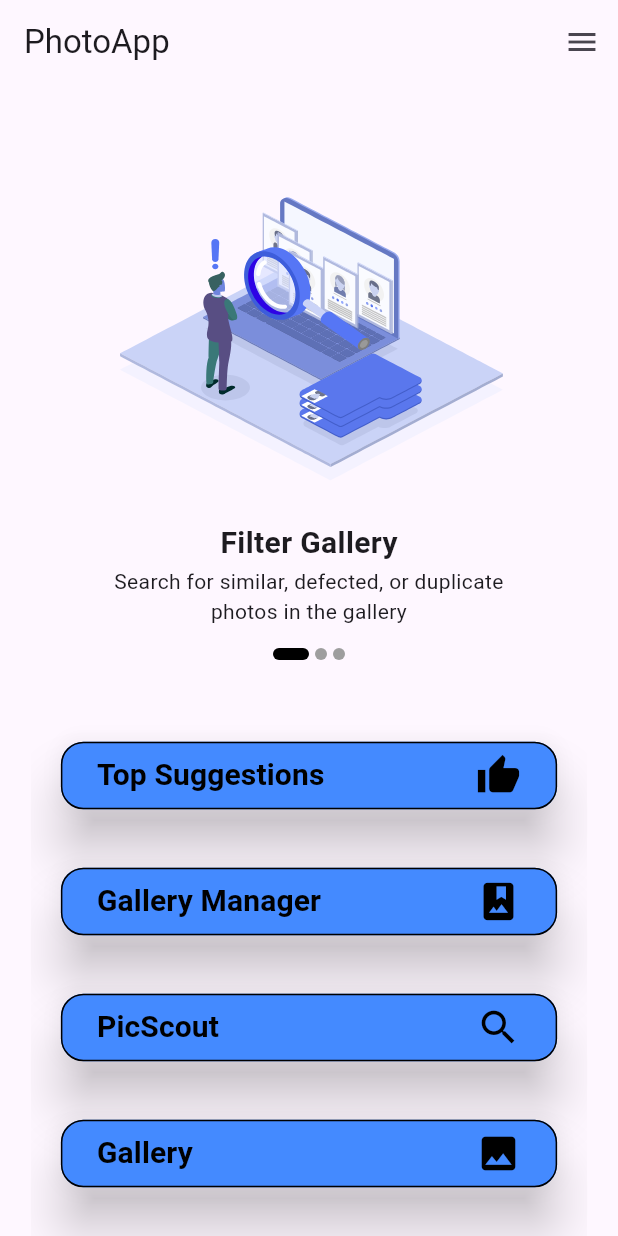
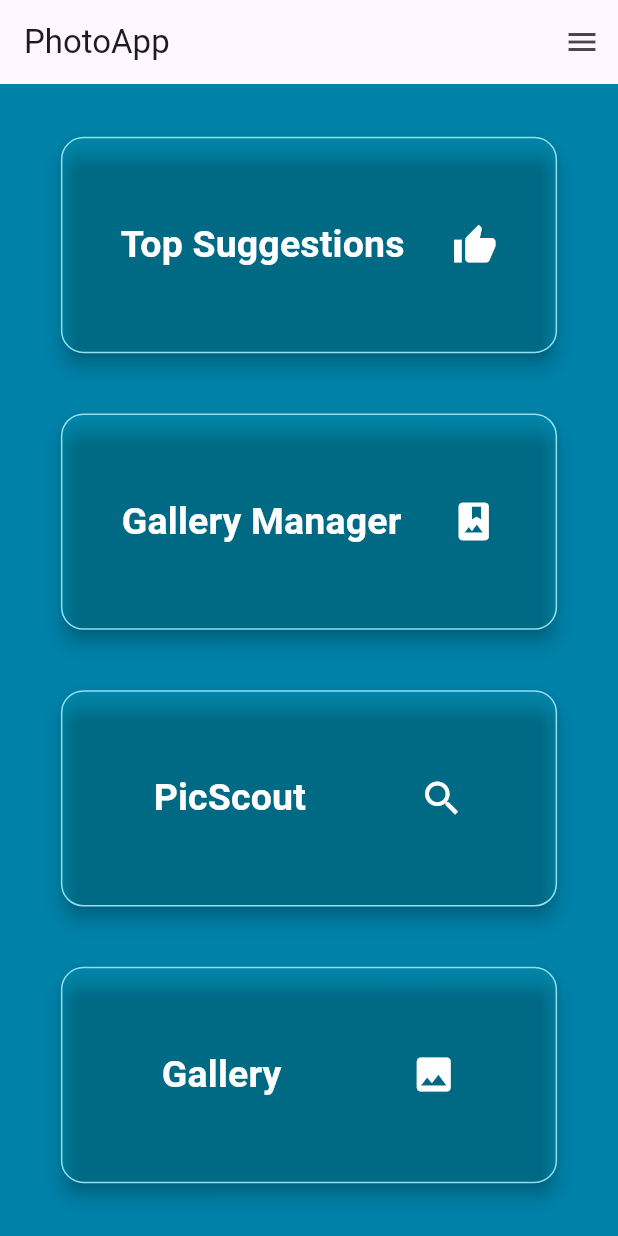
Before and after one commit to iRajapaksha/PhotoApp, a Flutter app: the Home screen opened directly, on a phone screen of 412 x 824 dp. Run offline on Flutter 3.47's test engine with Material 3 defaults, Android fonts, the phone set to English and light mode, and no system bars; drawn by our look-alikes of smooth_page_indicator; our stand-ins replace file_picker, flutter_svg, image_picker, lottie, scroll_snap_list, share_plus and 1 more; missing offline and left inert: photo_manager, tflite_flutter; accounts and stored records are empty; project files that could hold a hidden picture were left out.

Commit message:
styles updated

```diff
--- a/lib/components/nav_bar.dart
+++ b/lib/components/nav_bar.dart
@@ -2,6 +2,7 @@ import 'package:flutter/material.dart';
 import 'package:photo_app/view/home.dart';
 import 'package:photo_app/view/options.dart';
 import 'package:photo_app/view/contact_us.dart';
+import 'package:photo_app/view/welcome_view.dart';
 
 AppBar appBar() =>
     AppBar(automaticallyImplyLeading: false, title: const Text("PhotoApp"));
@@ -19,7 +20,7 @@ Drawer endDrawer(BuildContext context) {
           onTap: () {
             Navigator.push(
               context,
-              MaterialPageRoute(builder: (context) => const Home()),
+              MaterialPageRoute(builder: (context) => const WelcomeView()),
             ); // Ad
             // context
             // MaterialPageRoute(builder: (context) => Home()));
--- a/lib/view/home.dart
+++ b/lib/view/home.dart
@@ -1,14 +1,12 @@
 import 'dart:io';
 
 import 'package:flutter/material.dart';
-import 'package:photo_app/image_paths.dart';
+import 'package:photo_app/Backend/image_search.dart';
+import 'package:photo_app/components/nav_bar.dart';
 import 'package:photo_app/view/gallery_manager.dart';
-import 'package:photo_app/view/home_app_info.dart';
+import 'package:photo_app/view/gallery_view.dart';
 import 'package:photo_app/view/top_suggestions.dart';
 import 'package:photo_manager/photo_manager.dart';
-import 'package:photo_app/components/nav_bar.dart';
-import 'package:photo_app/view/gallery_view.dart';
-import 'package:photo_app/Backend/image_search.dart';
 
 class Home extends StatefulWidget {
   const Home({super.key});
@@ -30,7 +28,7 @@ class _HomeState extends State<Home> {
     if (paths.isNotEmpty) {
       final List<AssetEntity> assets = await paths[0].getAssetListRange(
         start: 0,
-        end: 100000, // Adjust the range based on your requirement
+        end: 100000,
       );
 
       final List<String> pathsList = [];
@@ -99,6 +97,12 @@ class _HomeState extends State<Home> {
           //     fit: BoxFit.cover,
           //   ),
           // ),
+          Container(
+            decoration: BoxDecoration(
+                image: DecorationImage(
+                    image: AssetImage('assets/icons/splash.jpg'),
+                    fit: BoxFit.cover)),
+          ),
           Align(
             alignment: Alignment.bottomCenter,
             child: ClipRRect(
@@ -108,14 +112,13 @@ class _HomeState extends State<Home> {
               ),
               child: Container(
                 decoration: const BoxDecoration(
-                            color: Colors.transparent,
+                  color: Color.fromARGB(0, 208, 20, 20),
                 ),
                 width: screenWidth * 0.9,
-                          height: screenHeight * 1,
+                height: screenHeight,
                 child: Column(
                   mainAxisAlignment: MainAxisAlignment.spaceEvenly,
                   children: [
-                              const HomeAppInfo(),
                     _buildMenuButton(
                       context,
                       "Top Suggestions",
@@ -124,8 +127,7 @@ class _HomeState extends State<Home> {
                         Navigator.push(
                           context,
                           MaterialPageRoute(
-                                      builder: (context) =>
-                                          const TopSuggestions(),
+                            builder: (context) => const TopSuggestions(),
                           ),
                         );
                       },
@@ -138,8 +140,8 @@ class _HomeState extends State<Home> {
                         Navigator.push(
                           context,
                           MaterialPageRoute(
-                                      builder: (context) => GalleryManager(
-                                          assetPaths: assetPaths),
+                            builder: (context) =>
+                                GalleryManager(assetPaths: assetPaths),
                           ),
                         );
                       },
@@ -163,8 +165,9 @@ class _HomeState extends State<Home> {
                       Icons.image,
                       () {
                         Navigator.of(context).push(MaterialPageRoute(
-                                      builder: (_) =>
-                                          GalleryView(assetPaths: assetPaths, imageFiles: imageFiles)));
+                            builder: (_) => GalleryView(
+                                assetPaths: assetPaths,
+                                imageFiles: imageFiles)));
                       },
                     ),
                   ],
@@ -182,7 +185,10 @@ class _HomeState extends State<Home> {
       if (state.isAuth) {
         Navigator.of(context).push(
           MaterialPageRoute(
-              builder: (_) => GalleryView(assetPaths: assetPaths, imageFiles: imageFiles,)),
+              builder: (_) => GalleryView(
+                    assetPaths: assetPaths,
+                    imageFiles: imageFiles,
+                  )),
         );
       }
     });
@@ -190,35 +196,38 @@ class _HomeState extends State<Home> {
 
   Widget _buildMenuButton(BuildContext context, String text, IconData iconData,
       VoidCallback onPressed) {
+    final screenWidth = MediaQuery.of(context).size.width;
+    final screenHeight = MediaQuery.of(context).size.height;
     return Padding(
       padding: const EdgeInsets.symmetric(horizontal: 20, vertical: 5),
       child: ElevatedButton(
         onPressed: onPressed,
         style: ElevatedButton.styleFrom(
-          backgroundColor: Colors.blueAccent,
-          shadowColor: Colors.black,
-          elevation: 15,
-          minimumSize: const Size(100, 45),
+          backgroundColor: Color.fromRGBO(0, 255, 255, 0.071),
+          // shadowColor: Colors.black,
+          elevation: 5,
+          fixedSize: Size(screenWidth * 0.9, screenHeight * 0.175),
           shape: RoundedRectangleBorder(
             borderRadius: BorderRadius.circular(15.0),
-            side: const BorderSide(color: Colors.black), // Add black margin
+            side: const BorderSide(
+                color: Color.fromRGBO(144, 224, 239, 1)), // Add black margin
           ),
         ),
         child: Row(
-          mainAxisAlignment: MainAxisAlignment.spaceBetween,
+          mainAxisAlignment: MainAxisAlignment.spaceAround,
           children: [
             Text(
               text,
               style: const TextStyle(
-                fontSize: 20,
+                fontSize: 25,
                 fontWeight: FontWeight.bold,
-                color: Colors.black,
+                color: Color.fromARGB(255, 255, 255, 255),
               ),
             ),
             Icon(
               iconData,
               size: 30,
-              color: Colors.black,
+              color: const Color.fromARGB(255, 255, 255, 255),
             ),
           ],
         ),
--- a/lib/view/home_app_info.dart
+++ b/lib/view/home_app_info.dart
@@ -100,7 +100,7 @@ class _HomeAppInfoState extends State<HomeAppInfo> {
             effect: const ExpandingDotsEffect(
               activeDotColor: Colors.black,
               dotHeight: 8,
-              dotWidth: 8,
+              dotWidth: 15,
               spacing: 4,
             ),
           ),
@@ -117,14 +117,14 @@ class _HomeAppInfoState extends State<HomeAppInfo> {
         const SizedBox(height: 1),
         Text(
           heading,
-          style: const TextStyle(fontSize: 20, fontWeight: FontWeight.bold),
+          style: const TextStyle(fontSize: 22, fontWeight: FontWeight.bold, color: Color.fromARGB(255, 255, 255, 255)),
         ),
         const SizedBox(height: 1),
         Padding(
           padding: const EdgeInsets.symmetric(horizontal: 1),
           child: Text(
             text,
-            style: const TextStyle(fontSize: 14, fontWeight: FontWeight.w400),
+            style: const TextStyle(fontSize: 16, fontWeight: FontWeight.w400, color: Color.fromARGB(255, 255, 255, 255)),
             textAlign: TextAlign.center,
           ),
         ),
```
Also changed, not shown: lib/view/splash_screen.dart (+6 -3 lines), lib/view/welcome_view.dart (+23 -101 lines), assets/icons/black-background.jpg (added), assets/icons/blue-background.jpg (added), assets/icons/new-background.jpg (added), assets/icons/splash.jpg (added), assets/icons/test.jpg (added). Lines whose indentation alone changed are shown as unchanged.
